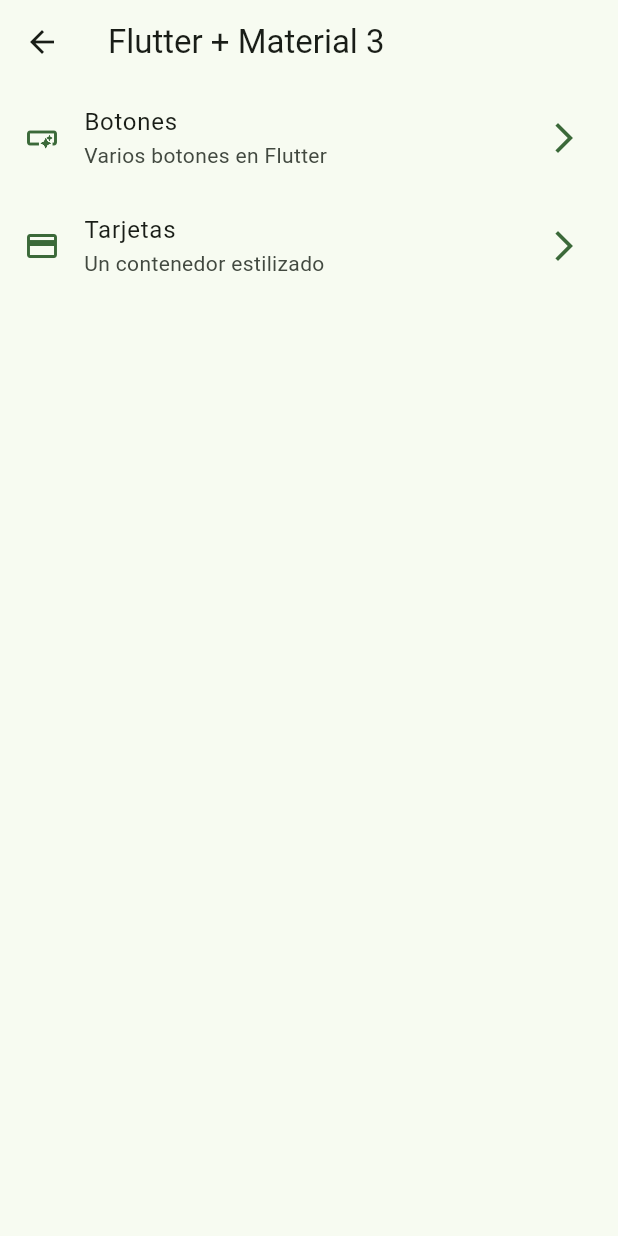
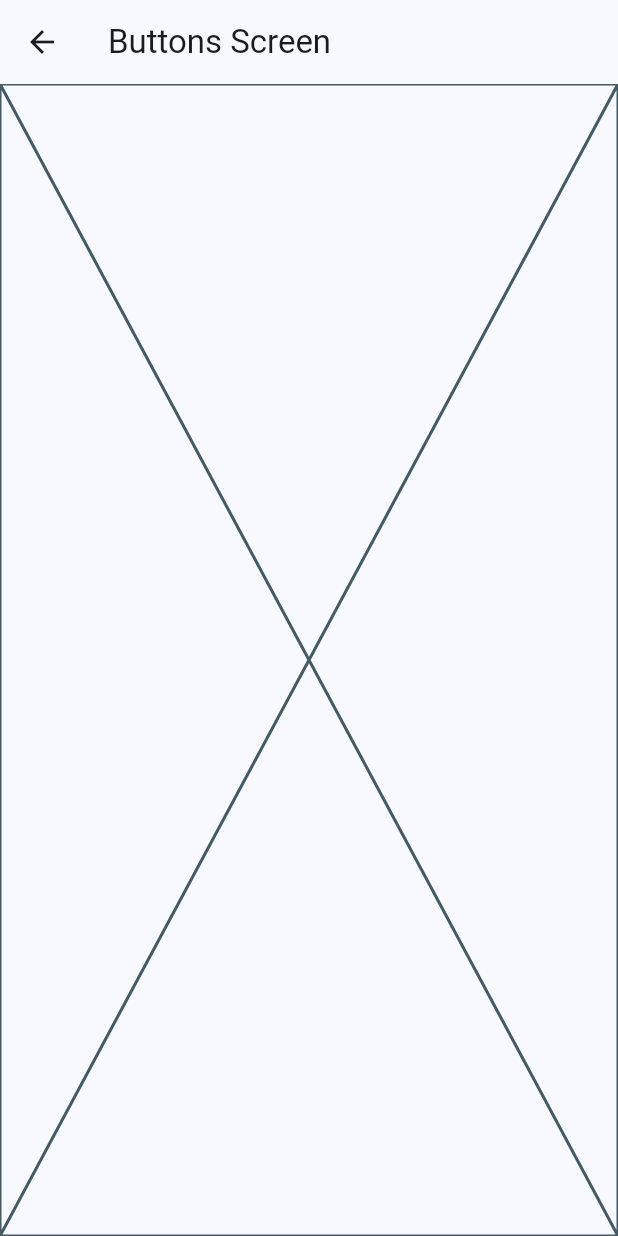
Before and after one commit to jcbautista27/widgets_app, a Flutter app: the HomeScreen screen opened directly, after a tap on "Botones", on a phone screen of 412 x 824 dp. Run offline on Flutter 3.47's test engine with Material 2 defaults, Android fonts, the phone set to English and light mode, and no system bars.

Commit message:
Rutas básicas configuradas

```diff
--- a/lib/config/menu/menu_items.dart
+++ b/lib/config/menu/menu_items.dart
@@ -25,7 +25,7 @@ const appMenuItems = <MenuItems> [
   MenuItems(
     title: 'Tarjetas',
     subTitle: 'Un contenedor estilizado',
-    link: '/card',
+    link: '/cards',
     icon: Icons.credit_card
   ),
 
--- a/lib/config/theme/app_theme.dart
+++ b/lib/config/theme/app_theme.dart
@@ -19,7 +19,7 @@ class AppTheme{
 
   AppTheme({
     this.selectedColor = 0
-  }): assert(selectedColor < 0, "Selected color must be greater then 0"),
+  }): assert(selectedColor >= 0, "Selected color must be greater then 0"),
       assert(selectedColor < colorList.length,
             "Selected color must be less or equal than ${colorList.length}");
 
--- /dev/null
+++ b/lib/presentation/screens/buttons/buttons_screen.dart
@@ -0,0 +1,15 @@
+import 'package:flutter/material.dart';
+
+class ButtonsScreen extends StatelessWidget {
+  const ButtonsScreen({Key? key}) : super(key: key);
+
+  @override
+  Widget build(BuildContext context) {
+    return Scaffold(
+      appBar: AppBar(
+        title: const Text('Buttons Screen'),
+      ),
+      body: const Placeholder(),
+    );
+  }
+}
--- a/lib/presentation/screens/home/home_screen.dart
+++ b/lib/presentation/screens/home/home_screen.dart
@@ -50,7 +50,7 @@ class _CustomsTitle extends StatelessWidget {
       leading: Icon(menuItem.icon, color: colors.primary,),
       trailing: Icon(Icons.arrow_forward_ios_outlined, color: colors.primary),
       onTap: () {
-        //NAVEGAR A OTRA PANTALLA
+        Navigator.pushNamed(context, menuItem.link);
       },
     );
   }
```
Also changed, not shown: lib/main.dart (+10 -6 lines), lib/presentation/screens/cards/cards_screen.dart (added, +15 -0 lines).
